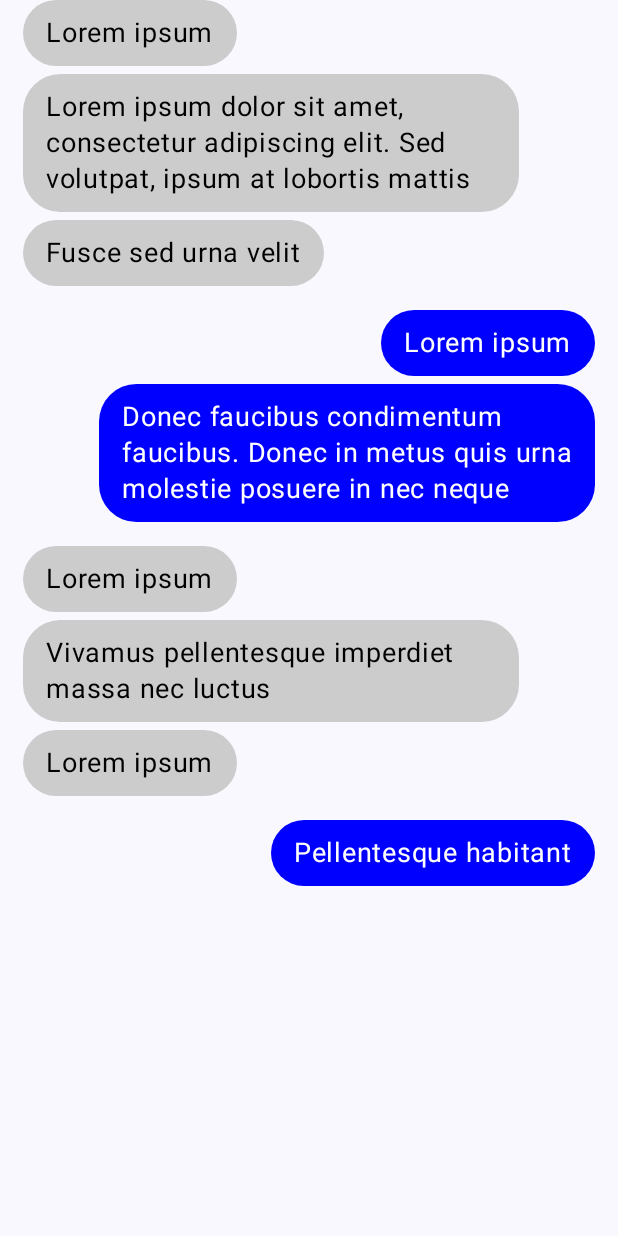
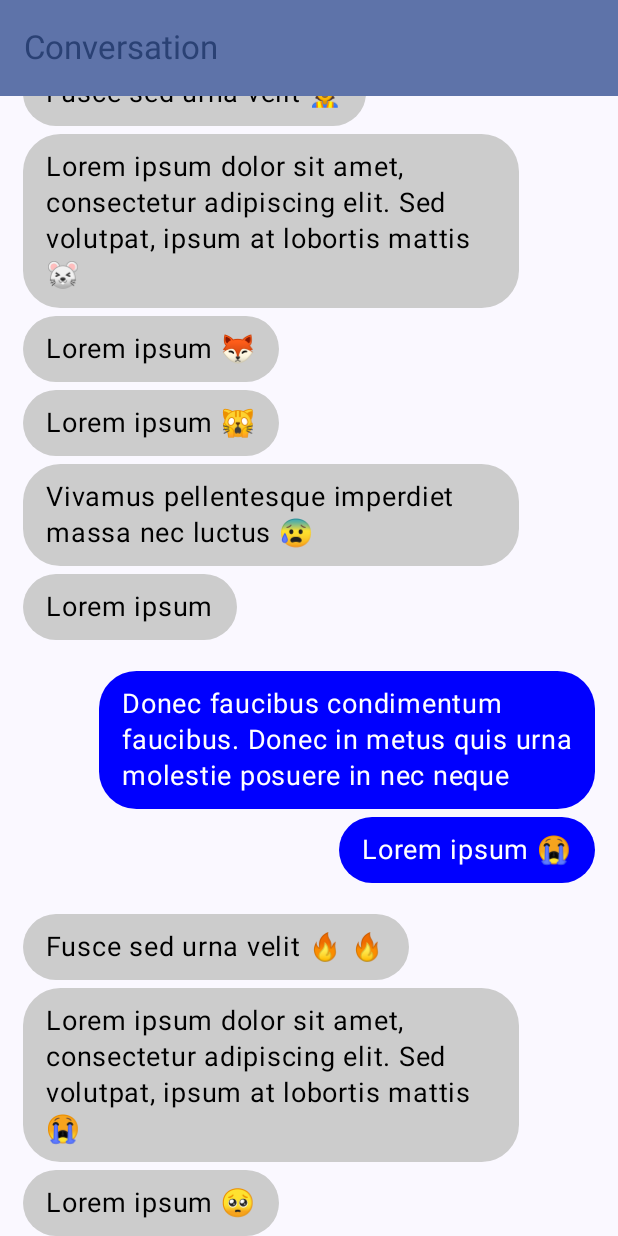
Before and after one commit to user17359/assistant, an Android app built with Jetpack Compose: the screen it shows after launch (MainActivity), on a phone screen of 412 x 824 dp. Run offline under Robolectric (Android 15) with nearby library versions, the phone set to English and light mode, and no system bars.

```diff
--- a/app/src/main/java/com/example/assistant/data/MockData.kt
+++ b/app/src/main/java/com/example/assistant/data/MockData.kt
@@ -1,13 +1,20 @@
 package com.example.assistant.data
 
 val mockData: List<Message> = listOf(
-    Message("Lorem ipsum", false),
-    Message("Lorem ipsum dolor sit amet, consectetur adipiscing elit. Sed volutpat, ipsum at lobortis mattis", false),
-    Message("Fusce sed urna velit", false),
-    Message("Lorem ipsum", true),
+    Message("Lorem ipsum \uD83E\uDD7A", false),
+    Message("Lorem ipsum dolor sit amet, consectetur adipiscing elit. Sed volutpat, ipsum at lobortis mattis \uD83D\uDE2D", false),
+    Message("Fusce sed urna velit \uD83D\uDD25 \uD83D\uDD25", false),
+    Message("Lorem ipsum \uD83D\uDE2D", true),
     Message("Donec faucibus condimentum faucibus. Donec in metus quis urna molestie posuere in nec neque", true),
     Message("Lorem ipsum", false),
+    Message("Vivamus pellentesque imperdiet massa nec luctus \uD83D\uDE30", false),
+    Message("Lorem ipsum \uD83D\uDE40", false),
+    Message("Lorem ipsum \uD83E\uDD8A", false),
+    Message("Lorem ipsum dolor sit amet, consectetur adipiscing elit. Sed volutpat, ipsum at lobortis mattis \uD83D\uDC2D", false),
+    Message("Fusce sed urna velit \uD83D\uDC77", false),
+    Message("Lorem ipsum \uD83D\uDED1\uD83D\uDED1\uD83D\uDED1", true),
+    Message("Donec faucibus condimentum faucibus. Donec in metus quis urna molestie posuere in nec neque", true),
+    Message("Lorem ipsum \uD83D\uDEA7", false),
     Message("Vivamus pellentesque imperdiet massa nec luctus", false),
     Message("Lorem ipsum", false),
-    Message("Pellentesque habitant", true)
 )
--- a/app/src/main/java/com/example/assistant/screens/ChatScreen.kt
+++ b/app/src/main/java/com/example/assistant/screens/ChatScreen.kt
@@ -9,35 +9,53 @@ import androidx.compose.foundation.layout.fillMaxSize
 import androidx.compose.foundation.layout.fillMaxWidth
 import androidx.compose.foundation.layout.height
 import androidx.compose.foundation.layout.padding
+import androidx.compose.foundation.lazy.LazyColumn
+import androidx.compose.material3.ExperimentalMaterial3Api
+import androidx.compose.material3.MaterialTheme
 import androidx.compose.material3.Scaffold
+import androidx.compose.material3.Text
+import androidx.compose.material3.TopAppBar
+import androidx.compose.material3.TopAppBarDefaults
 import androidx.compose.runtime.Composable
 import androidx.compose.ui.Modifier
 import androidx.compose.ui.graphics.Color
 import androidx.compose.ui.unit.dp
-import com.example.assistant.data.Message
+import androidx.compose.foundation.lazy.items
 import com.example.assistant.data.mockData
 import com.example.assistant.elements.ChatBubble
 import com.example.assistant.viewModel.ChatViewModel
 
+@OptIn(ExperimentalMaterial3Api::class)
 @Composable
 fun ChatScreen(chatViewModel: ChatViewModel){
 
     var last: Boolean? = null
 
-    Scaffold { innerPadding ->
+    Scaffold(
+        topBar = {TopAppBar(
+            colors = TopAppBarDefaults.topAppBarColors(
+                containerColor = MaterialTheme.colorScheme.primaryContainer,
+                titleContentColor = MaterialTheme.colorScheme.primary,
+            ),
+            title = {
+                Text("Conversation")
+            }
+        )}
+    ) { innerPadding ->
         Box(
             modifier = Modifier
                 .padding(innerPadding)
                 .fillMaxSize()
         ){
-            Column (
+            LazyColumn (
                 modifier = Modifier
                     .fillMaxSize(),
-                verticalArrangement = Arrangement.spacedBy(5.dp)
+                verticalArrangement = Arrangement.spacedBy(5.dp),
+                reverseLayout = true
             ) {
-                for(message: Message in mockData){
+                items(mockData){ message ->
                     if(last != null && last != message.user){
-                        Spacer(modifier = Modifier.height(5.dp))
+                        Spacer(modifier = Modifier.height(15.dp))
                     }
                     if(message.user) {
                         Row(
```
